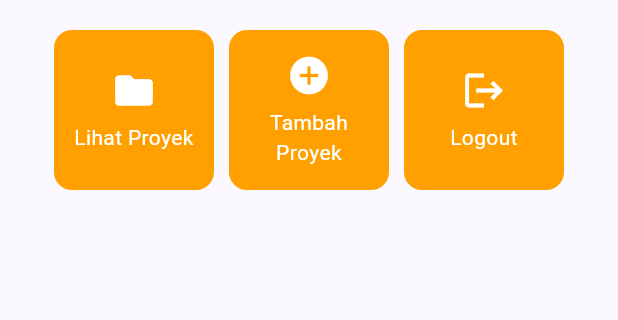
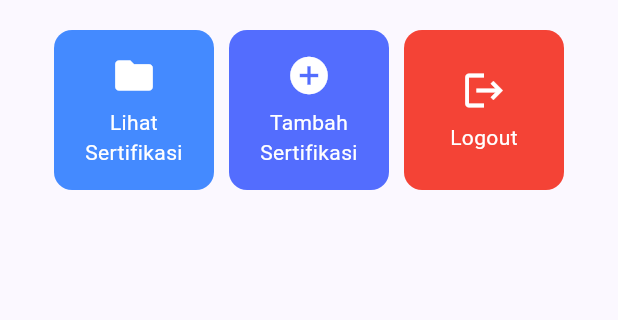
Before and after one commit to darrelrifathir/myportofolio_mobile, a Flutter app: the screen it shows after launch, on a phone screen of 412 x 824 dp, the part 357-677 px from its top. Run offline on Flutter 3.47's test engine with Material 3 defaults, Android fonts, the phone set to English and light mode, and no system bars.

Commit message:
feat: complete Assignment 7 with custom item colors, overflow fix, and dynamic snackbar

```diff
--- a/lib/menu.dart
+++ b/lib/menu.dart
@@ -8,9 +8,9 @@ class MyHomePage extends StatelessWidget {
   final String kelas = "PBP C";
 
   final List<ItemHomepage> items = [
-    ItemHomepage("Lihat Proyek", Icons.folder),
-    ItemHomepage("Tambah Proyek", Icons.add_circle),
-    ItemHomepage("Logout", Icons.logout),
+    ItemHomepage("Lihat Sertifikasi", Icons.folder, Colors.blueAccent),
+    ItemHomepage("Tambah Sertifikasi", Icons.add_circle, Colors.indigoAccent),
+    ItemHomepage("Logout", Icons.logout, Colors.red),
   ];
 
   @override
@@ -21,10 +21,7 @@ class MyHomePage extends StatelessWidget {
       appBar: AppBar(
         title: const Text(
           'MyPortfolio',
-          style: TextStyle(
-            color: Colors.white,
-            fontWeight: FontWeight.bold,
-          ),
+          style: TextStyle(color: Colors.white, fontWeight: FontWeight.bold),
         ),
         backgroundColor: Theme.of(context).colorScheme.primary,
       ),
@@ -102,10 +99,7 @@ class InfoCard extends StatelessWidget {
         // Menyusun teks title dan content secara vertikal.
         child: Column(
           children: [
-            Text(
-              title,
-              style: const TextStyle(fontWeight: FontWeight.bold),
-            ),
+            Text(title, style: const TextStyle(fontWeight: FontWeight.bold)),
             const SizedBox(height: 8.0),
             Text(content),
           ],
@@ -118,8 +112,9 @@ class InfoCard extends StatelessWidget {
 class ItemHomepage {
   final String name;
   final IconData icon;
+  final Color color;
 
-  ItemHomepage(this.name, this.icon);
+  ItemHomepage(this.name, this.icon, this.color);
 }
 
 class ItemCard extends StatelessWidget {
@@ -131,7 +126,7 @@ class ItemCard extends StatelessWidget {
   Widget build(BuildContext context) {
     return Material(
       // Menggunakan warna sekunder dari skema tema aplikasi.
-      color: Theme.of(context).colorScheme.secondary,
+      color: item.color,
       borderRadius: BorderRadius.circular(12),
       child: InkWell(
         // Aksi ketika kartu ditekan oleh pengguna.
@@ -140,7 +135,14 @@ class ItemCard extends StatelessWidget {
           ScaffoldMessenger.of(context)
             ..hideCurrentSnackBar()
             ..showSnackBar(
-              SnackBar(content: Text("Kamu telah menekan tombol ${item.name}!"))
+              SnackBar(
+                content: Text("Kamu telah menekan tombol ${item.name}!",
+                style: const TextStyle(
+                    color: Colors.white,
+                    fontWeight: FontWeight.bold,
+                  ),
+                ),
+              ),
             );
         },
         child: Container(
@@ -149,11 +151,7 @@ class ItemCard extends StatelessWidget {
             child: Column(
               mainAxisAlignment: MainAxisAlignment.center,
               children: [
-                Icon(
-                  item.icon,
-                  color: Colors.white,
-                  size: 30.0,
-                ),
+                Icon(item.icon, color: Colors.white, size: 30.0),
                 const Padding(padding: EdgeInsets.all(3)),
                 Text(
                   item.name,
```
